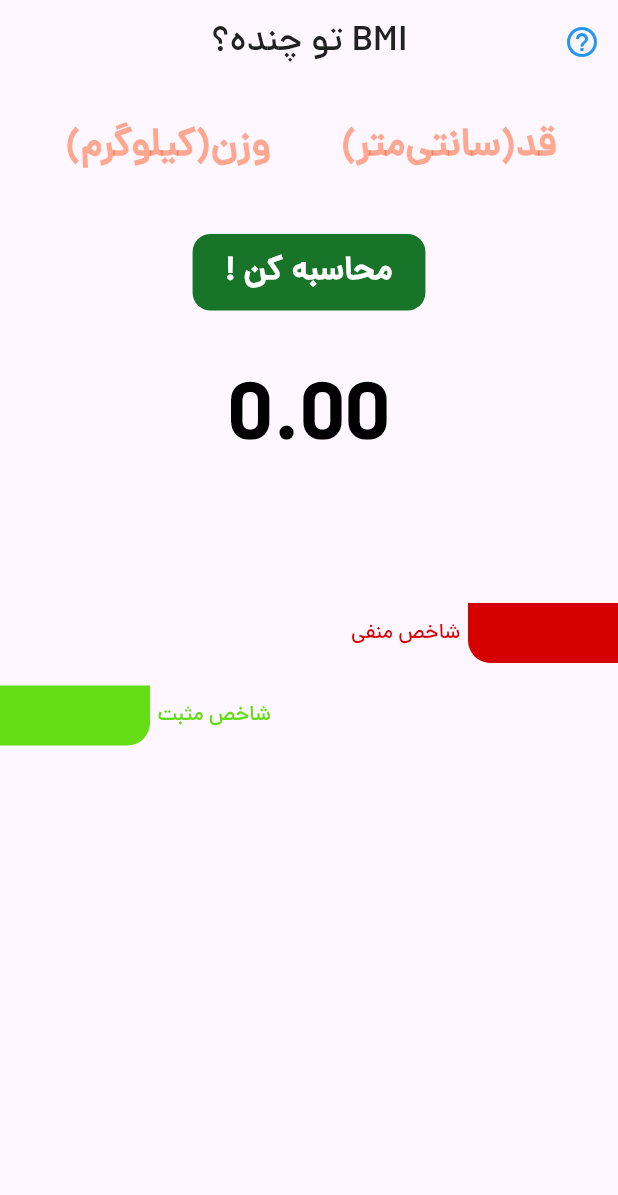
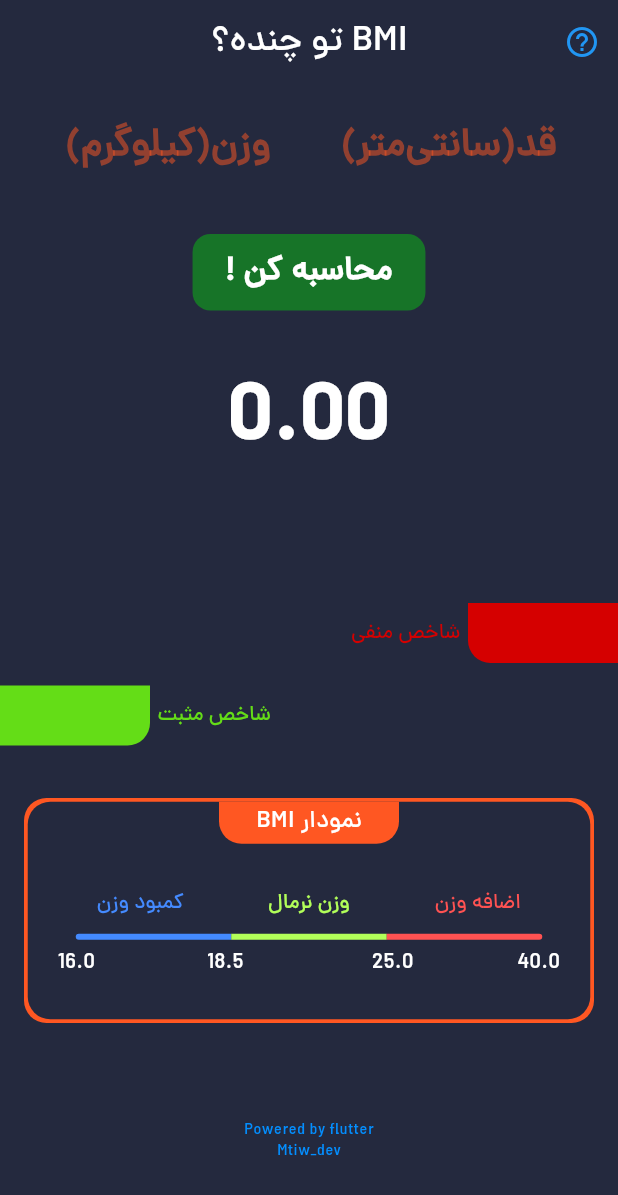
Before and after one commit to matinnajafi/bmi_calculator, a Flutter app: the screen it shows after launch, on a phone screen of 412 x 824 dp. Shown: the top 1195 px of the screen. Run offline on Flutter 3.47's test engine with Material 3 defaults, Android fonts, the phone set to English and light mode, and no system bars; our stand-ins replace hexcolor.

Commit message:
created BMI chart

```diff
--- a/lib/constants/constants.dart
+++ b/lib/constants/constants.dart
@@ -4,4 +4,5 @@ import 'package:hexcolor/hexcolor.dart';
 final Color greenbackground = HexColor('#64DD17');
 final Color redbackground = HexColor('#D50000');
 final Color blackcolor = HexColor('#212121');
+final Color backgroundColor = HexColor('#24293E');
 final String developerId = ('Mtiw7_dev');
--- a/lib/screens/home_screen.dart
+++ b/lib/screens/home_screen.dart
@@ -1,5 +1,6 @@
 import 'package:flutter/material.dart';
 import 'package:flutter_bmi_claculator/constants/constants.dart';
+import 'package:flutter_bmi_claculator/widgets/bmi_chart.dart';
 import 'package:flutter_bmi_claculator/widgets/calculate_button.dart';
 import 'package:flutter_bmi_claculator/widgets/horizontal_shape.dart';
 import 'package:flutter_bmi_claculator/widgets/widgets.dart';
@@ -22,11 +23,13 @@ class _HomeScreenState extends State<HomeScreen> {
   @override
   Widget build(BuildContext context) {
     return Scaffold(
+      backgroundColor: backgroundColor,
       appBar: AppBar(
+        backgroundColor: backgroundColor,
         centerTitle: true,
         title: Text(
           'تو چنده؟ BMI',
-          style: TextStyle(color: blackcolor, fontSize: 24),
+          style: TextStyle(color: Colors.white, fontSize: 24),
         ),
         actions: [
           IconButton(
@@ -115,6 +118,10 @@ class _HomeScreenState extends State<HomeScreen> {
                 text: 'شاخص مثبت',
                 shapeWidth: widthgood,
               ),
+              const SizedBox(height: 35),
+              getBMIChart(),
+              const SizedBox(height: 65),
+              getDescription(),
             ],
           ),
         ),
--- /dev/null
+++ b/lib/widgets/bmi_chart.dart
@@ -0,0 +1,162 @@
+import 'package:flutter/material.dart';
+import 'package:flutter_bmi_claculator/constants/constants.dart';
+
+Widget getBMIChart() {
+  return Padding(
+    padding: const EdgeInsets.symmetric(horizontal: 16.0),
+    child: Container(
+      height: 150,
+      width: double.infinity,
+      decoration: const BoxDecoration(
+        color: Colors.deepOrange,
+        borderRadius: BorderRadius.all(Radius.circular(15)),
+      ),
+      child: Padding(
+        padding: const EdgeInsets.all(2.5),
+        child: Container(
+          decoration: BoxDecoration(
+            color: backgroundColor,
+            borderRadius: BorderRadius.all(Radius.circular(15)),
+          ),
+          child: Column(
+            mainAxisSize: MainAxisSize.min,
+            children: [
+              Container(
+                width: 120,
+                height: 28,
+                decoration: const BoxDecoration(
+                  color: Colors.deepOrange,
+                  borderRadius: BorderRadius.only(
+                    bottomLeft: Radius.circular(15),
+                    bottomRight: Radius.circular(15),
+                  ),
+                ),
+                child: const Center(
+                  child: Text(
+                    'BMI نمودار',
+                    style: TextStyle(color: Colors.white, fontSize: 16),
+                  ),
+                ),
+              ),
+              const SizedBox(height: 30),
+              const Row(
+                mainAxisSize: MainAxisSize.max,
+                mainAxisAlignment: MainAxisAlignment.center,
+                children: [
+                  Expanded(
+                    flex: 4,
+                    child: Text(
+                      'کمبود وزن',
+                      textAlign: TextAlign.center,
+                      style: TextStyle(color: Colors.blueAccent),
+                    ),
+                  ),
+                  Expanded(
+                    flex: 2,
+                    child: Text(
+                      'وزن نرمال',
+                      textAlign: TextAlign.center,
+                      style: TextStyle(color: Colors.lightGreenAccent),
+                    ),
+                  ),
+                  Expanded(
+                    flex: 4,
+                    child: Text(
+                      'اضافه وزن',
+                      textAlign: TextAlign.center,
+                      style: TextStyle(color: Colors.redAccent),
+                    ),
+                  ),
+                ],
+              ),
+              const SizedBox(height: 10),
+              Padding(
+                padding: const EdgeInsets.symmetric(horizontal: 32),
+                child: Row(
+                  mainAxisSize: MainAxisSize.max,
+                  mainAxisAlignment: MainAxisAlignment.center,
+                  children: [
+                    Expanded(
+                      child: Container(
+                        width: 85,
+                        height: 4,
+                        decoration: const BoxDecoration(
+                          color: Colors.blueAccent,
+                          borderRadius: BorderRadius.only(
+                            bottomLeft: Radius.circular(2),
+                            topLeft: Radius.circular(2),
+                          ),
+                        ),
+                      ),
+                    ),
+                    Expanded(
+                      child: Container(
+                        width: 85,
+                        height: 4,
+                        color: Colors.lightGreenAccent,
+                      ),
+                    ),
+                    Expanded(
+                      child: Container(
+                        width: 85,
+                        height: 4,
+                        decoration: const BoxDecoration(
+                          color: Colors.redAccent,
+                          borderRadius: BorderRadius.only(
+                            bottomRight: Radius.circular(2),
+                            topRight: Radius.circular(2),
+                          ),
+                        ),
+                      ),
+                    ),
+                  ],
+                ),
+              ),
+              const SizedBox(height: 6),
+              const Padding(
+                padding: EdgeInsets.symmetric(horizontal: 20),
+                child: Row(
+                  mainAxisSize: MainAxisSize.max,
+                  mainAxisAlignment: MainAxisAlignment.center,
+                  children: [
+                    Expanded(
+                      child: Text(
+                        '16.0',
+                        style: TextStyle(color: Colors.white),
+                      ),
+                    ),
+                    Expanded(
+                      flex: 2,
+                      child: Center(
+                        child: Text(
+                          '18.5',
+                          style: TextStyle(color: Colors.white),
+                        ),
+                      ),
+                    ),
+                    Expanded(
+                      flex: 2,
+                      child: Center(
+                        child: Text(
+                          '25.0',
+                          style: TextStyle(color: Colors.white),
+                        ),
+                      ),
+                    ),
+                    Expanded(
+                      child: Text(
+                        textAlign: TextAlign.end,
+                        '40.0',
+                        style: TextStyle(color: Colors.white),
+                      ),
+                    ),
+                  ],
+                ),
+              ),
+            ],
+          ),
+        ),
+      ),
+    ),
+  );
+}
--- a/lib/widgets/widgets.dart
+++ b/lib/widgets/widgets.dart
@@ -97,7 +97,7 @@ class getBMIResult extends StatelessWidget {
       style: const TextStyle(
         fontSize: 55,
         fontWeight: FontWeight.bold,
-        color: Colors.black,
+        color: Colors.white,
       ),
     );
   }
@@ -124,3 +124,33 @@ class getWeightAndHeighBox extends StatelessWidget {
     );
   }
 }
+
+class getDescription extends StatelessWidget {
+  const getDescription();
+
+  @override
+  Widget build(BuildContext context) {
+    return SizedBox(
+      height: 35,
+      child: const Column(
+        mainAxisSize: MainAxisSize.min,
+        children: [
+          Text(
+            'Powered by flutter',
+            style: TextStyle(
+              color: Color.fromARGB(255, 3, 142, 255),
+              fontSize: 10,
+            ),
+          ),
+          Text(
+            'Mtiw_dev',
+            style: TextStyle(
+              color: Color.fromARGB(255, 3, 142, 255),
+              fontSize: 10,
+            ),
+          ),
+        ],
+      ),
+    );
+  }
+}
```
